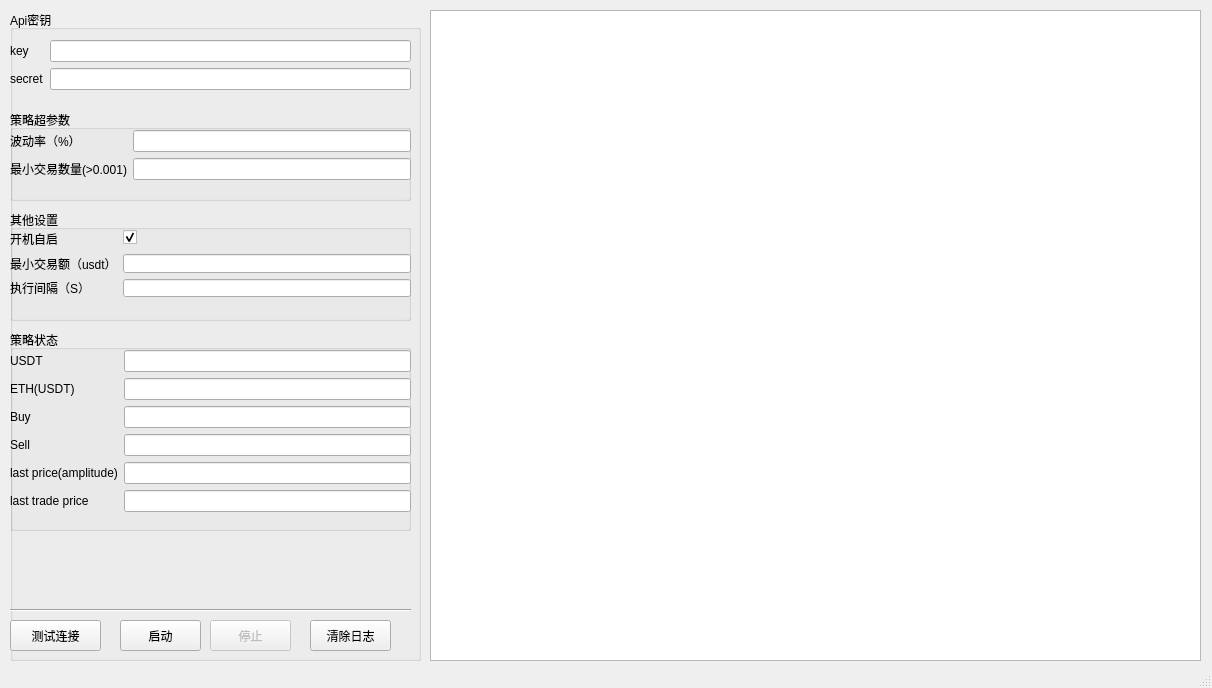
The window that Forms/MyMainWindow.ui (zhouzhoujack/Quantitative-Trading) describes before a commit, drawn with Qt 5.
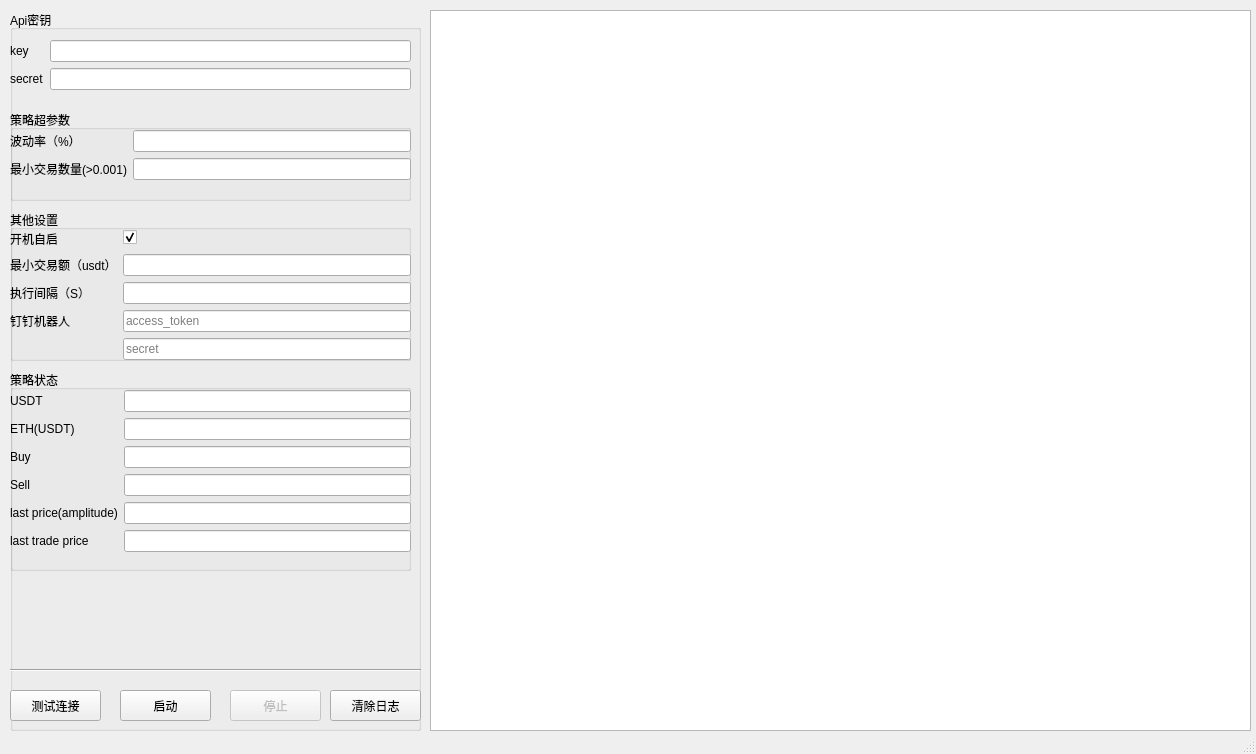
The same window after the commit.

```diff
--- a/Forms/MyMainWindow.ui
+++ b/Forms/MyMainWindow.ui
@@ -6,8 +6,8 @@
    <rect>
     <x>0</x>
     <y>0</y>
-    <width>1212</width>
-    <height>688</height>
+    <width>1256</width>
+    <height>754</height>
    </rect>
   </property>
   <property name="windowTitle">
@@ -26,7 +26,7 @@
       <x>10</x>
       <y>10</y>
       <width>411</width>
-      <height>651</height>
+      <height>721</height>
      </rect>
     </property>
     <layout class="QVBoxLayout" name="verticalLayout">
@@ -122,7 +122,7 @@
           <x>0</x>
           <y>200</y>
           <width>401</width>
-          <height>111</height>
+          <height>151</height>
          </rect>
         </property>
         <property name="title">
@@ -134,7 +134,7 @@
            <x>0</x>
            <y>20</y>
            <width>401</width>
-           <height>67</height>
+           <height>131</height>
           </rect>
          </property>
          <layout class="QFormLayout" name="formLayout_3">
@@ -175,6 +175,43 @@
           <item row="2" column="1">
            <widget class="QLineEdit" name="intervalLineEdit"/>
           </item>
+          <item row="3" column="0">
+           <widget class="QLabel" name="label_14">
+            <property name="text">
+             <string>钉钉机器人</string>
+            </property>
+           </widget>
+          </item>
+          <item row="3" column="1">
+           <widget class="QLineEdit" name="tokenLineEdit">
+            <property name="inputMask">
+             <string/>
+            </property>
+            <property name="text">
+             <string/>
+            </property>
+            <property name="placeholderText">
+             <string>access_token</string>
+            </property>
+           </widget>
+          </item>
+          <item row="4" column="1">
+           <widget class="QLineEdit" name="ding_secretLineEdit">
+            <property name="echoMode">
+             <enum>QLineEdit::Password</enum>
+            </property>
+            <property name="placeholderText">
+             <string>secret</string>
+            </property>
+           </widget>
+          </item>
+          <item row="4" column="0">
+           <widget class="QLabel" name="label_15">
+            <property name="text">
+             <string/>
+            </property>
+           </widget>
+          </item>
          </layout>
         </widget>
        </widget>
@@ -182,8 +219,8 @@
         <property name="geometry">
          <rect>
           <x>0</x>
-          <y>590</y>
-          <width>401</width>
+          <y>650</y>
+          <width>411</width>
           <height>20</height>
          </rect>
         </property>
@@ -195,8 +232,8 @@
         <property name="geometry">
          <rect>
           <x>110</x>
-          <y>610</y>
-          <width>81</width>
+          <y>680</y>
+          <width>91</width>
           <height>31</height>
          </rect>
         </property>
@@ -208,7 +245,7 @@
         <property name="geometry">
          <rect>
           <x>0</x>
-          <y>610</y>
+          <y>680</y>
           <width>91</width>
           <height>31</height>
          </rect>
@@ -221,7 +258,7 @@
         <property name="geometry">
          <rect>
           <x>0</x>
-          <y>320</y>
+          <y>360</y>
           <width>401</width>
           <height>201</height>
          </rect>
@@ -344,9 +381,9 @@
         </property>
         <property name="geometry">
          <rect>
-          <x>200</x>
-          <y>610</y>
-          <width>81</width>
+          <x>220</x>
+          <y>680</y>
+          <width>91</width>
           <height>31</height>
          </rect>
         </property>
@@ -360,9 +397,9 @@
         </property>
         <property name="geometry">
          <rect>
-          <x>300</x>
-          <y>610</y>
-          <width>81</width>
+          <x>320</x>
+          <y>680</y>
+          <width>91</width>
           <height>31</height>
          </rect>
         </property>
@@ -379,8 +416,8 @@
      <rect>
       <x>430</x>
       <y>10</y>
-      <width>771</width>
-      <height>651</height>
+      <width>821</width>
+      <height>721</height>
      </rect>
     </property>
     <property name="sizePolicy">
```
Left out of the diff: 4 changed lines with no effect on the pictures.
